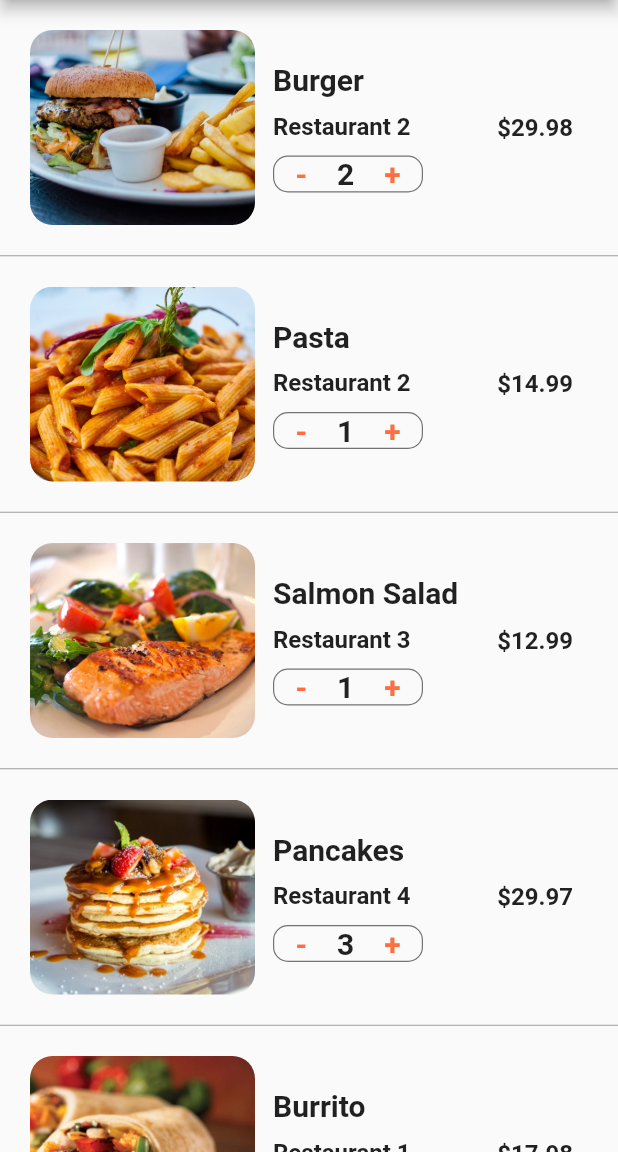
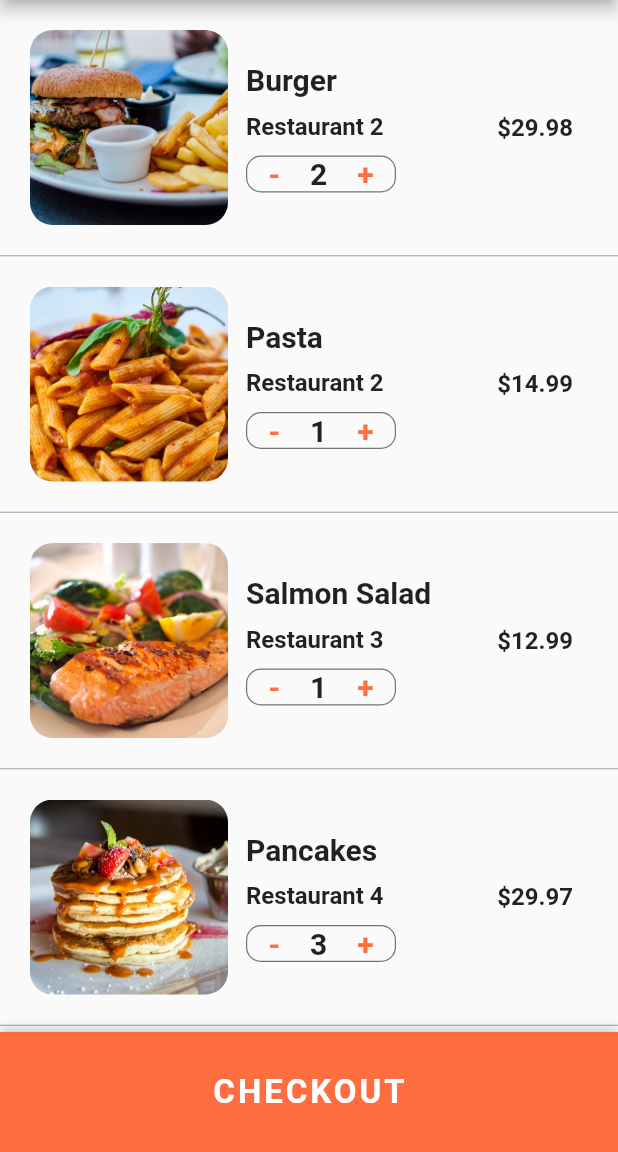
Before and after one commit to fedi-dayeg/food_delivery, a Flutter app: the CartScreen screen opened directly, on a phone screen of 412 x 824 dp, the part 84-1236 px from its top. Run offline on Flutter 3.47's test engine with Material 2 defaults, Android fonts, the phone set to English and light mode, and no system bars.

Commit message:
Finishing The APP and ready to use

```diff
--- a/lib/screen/cart_sreen.dart
+++ b/lib/screen/cart_sreen.dart
@@ -19,7 +19,7 @@ class _CartScreenState extends State<CartScreen> {
             child: Row(
               children: [
                 Container(
-                  width: 150.0,
+                  width: 132.0,
                   decoration: BoxDecoration(
                       image: DecorationImage(
                         image: AssetImage(order.food.imageUrl),
@@ -116,14 +116,60 @@ class _CartScreenState extends State<CartScreen> {
 
   @override
   Widget build(BuildContext context) {
+    double totalPrice = 0;
+    currentUser.cart.forEach(
+        (Order order) => totalPrice += order.quantity * order.food.price);
     return Scaffold(
       appBar: AppBar(
         title: Text('Cart (${currentUser.cart.length})'),
       ),
       body: ListView.separated(
           itemBuilder: (BuildContext context, int index) {
-            Order order = currentUser.cart[index];
-            return _buildCaartItem(order);
+            if (index < currentUser.cart.length) {
+              Order order = currentUser.cart[index];
+              return _buildCaartItem(order);
+            }
+            return Padding(
+              padding: EdgeInsets.all(20.0),
+              child: Column(
+                children: [
+                  Row(
+                    mainAxisAlignment: MainAxisAlignment.spaceBetween,
+                    children: [
+                      Text(
+                        'Estimated Delivery Time ',
+                        style: TextStyle(
+                            fontSize: 20.0, fontWeight: FontWeight.w600),
+                      ),
+                      Text('25 min',
+                          style: TextStyle(
+                              fontSize: 20.0, fontWeight: FontWeight.w600)),
+                    ],
+                  ),
+                  SizedBox(
+                    height: 10.0,
+                  ),
+                  Row(
+                    mainAxisAlignment: MainAxisAlignment.spaceBetween,
+                    children: [
+                      Text(
+                        'Total Cost:',
+                        style: TextStyle(
+                            fontSize: 20.0, fontWeight: FontWeight.w600),
+                      ),
+                      Text('\$${totalPrice.toStringAsFixed(2)} ',
+                          style: TextStyle(
+                              color: Colors.green[700],
+                              fontSize: 20.0,
+                              fontWeight: FontWeight.w600)),
+                    ],
+                  ),
+                  SizedBox(
+                    height: 80.0,
+                  )
+                ],
+              ),
+            );
           },
           separatorBuilder: (BuildContext context, int index) {
             return Divider(
@@ -131,7 +177,31 @@ class _CartScreenState extends State<CartScreen> {
               color: Colors.grey,
             );
           },
-          itemCount: currentUser.cart.length),
+          itemCount: currentUser.cart.length + 1),
+      bottomSheet: Container(
+        height: 80.0,
+        width: MediaQuery.of(context).size.width,
+        decoration: BoxDecoration(
+            color: Theme.of(context).primaryColor,
+            boxShadow: [
+              BoxShadow(
+                  color: Colors.black26, offset: Offset(0, -1), blurRadius: 6.0)
+            ]),
+        child: Center(
+          child: FlatButton(
+            child: Text(
+              'CHECKOUT',
+              style: TextStyle(
+                color: Colors.white,
+                fontSize: 22.0,
+                fontWeight: FontWeight.bold,
+                letterSpacing: 2.0,
+              ),
+            ),
+            onPressed: () {},
+          ),
+        ),
+      ),
     );
   }
 }
```
